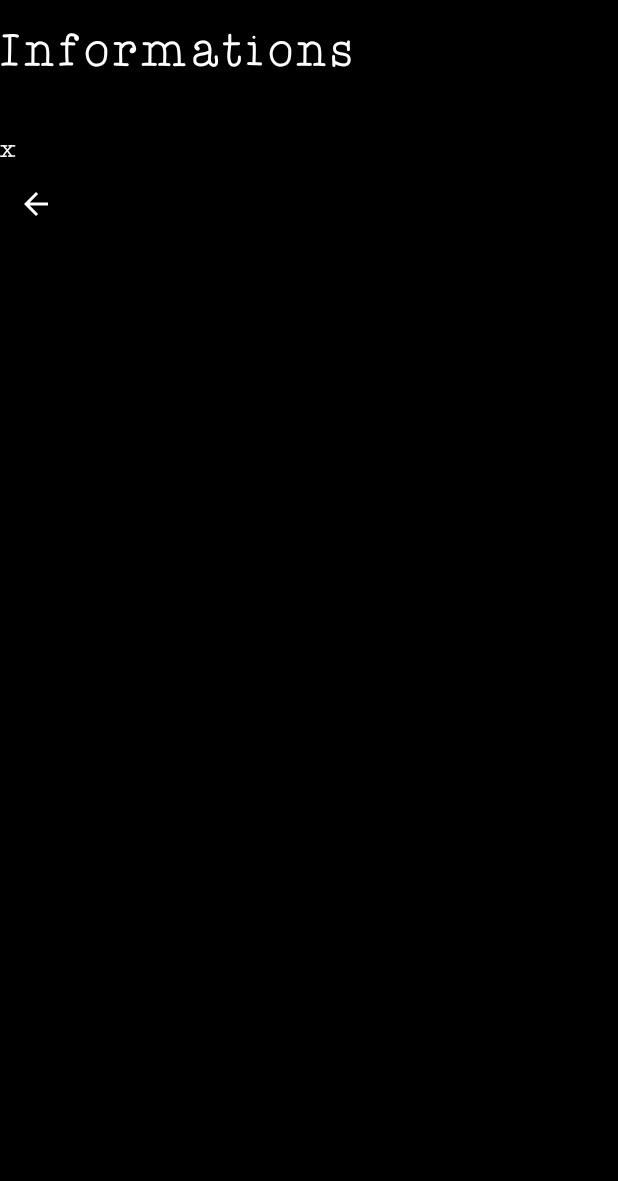
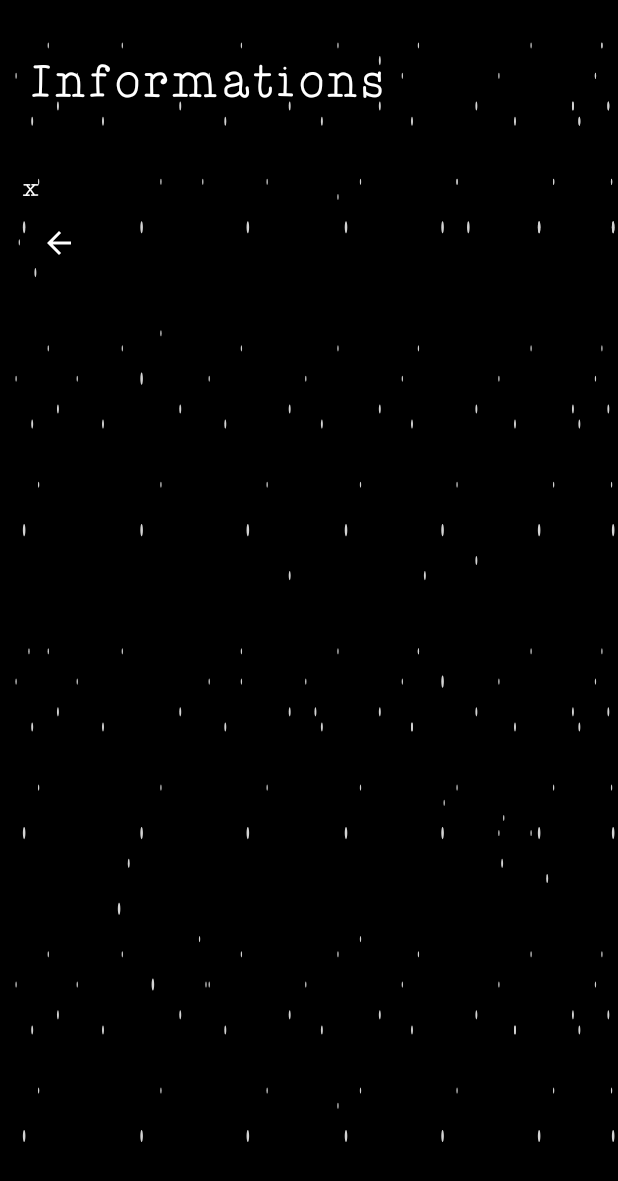
Before and after one commit to Haxe33/aurelia, an Android app built with Jetpack Compose: the screen it shows after launch (MainActivity), after a tap on "Info", on a phone screen of 412 x 824 dp. Shown: the top 1181 px of the screen. Run offline under Robolectric (Android 15) with nearby library versions, the phone set to English and light mode, and no system bars.

Commit message:
feat: finalizing changes 4

```diff
--- a/app/src/main/java/com/example/aurelia/InfoPage.kt
+++ b/app/src/main/java/com/example/aurelia/InfoPage.kt
@@ -4,6 +4,7 @@ import android.os.Bundle
 import androidx.activity.ComponentActivity
 import androidx.activity.compose.setContent
 import androidx.activity.enableEdgeToEdge
+import androidx.compose.foundation.Image
 import androidx.compose.foundation.background
 import androidx.compose.foundation.layout.Arrangement
 import androidx.compose.foundation.layout.Box
@@ -13,6 +14,9 @@ import androidx.compose.foundation.layout.Spacer
 import androidx.compose.foundation.layout.fillMaxSize
 import androidx.compose.foundation.layout.fillMaxWidth
 import androidx.compose.foundation.layout.height
+import androidx.compose.foundation.layout.padding
+import androidx.compose.foundation.rememberScrollState
+import androidx.compose.foundation.verticalScroll
 import androidx.compose.runtime.Composable
 import androidx.compose.ui.Modifier
 import androidx.compose.ui.graphics.Color
@@ -27,6 +31,8 @@ import androidx.compose.material.IconButton
 import androidx.compose.material.icons.Icons
 import androidx.compose.material.icons.automirrored.filled.ArrowBack
 import androidx.compose.ui.Alignment
+import androidx.compose.ui.layout.ContentScale
+import androidx.compose.ui.res.painterResource
 import androidx.navigation.compose.rememberNavController
 
 class InfoActivity : ComponentActivity() {
@@ -44,18 +50,27 @@ class InfoActivity : ComponentActivity() {
 
 @Composable
 fun InfoPage(navController: NavController) {
+    val scrollState = rememberScrollState()
     val context = LocalContext.current
     val infoText =
         context.resources.openRawResource(R.raw.infotext).bufferedReader().use { it.readText() }
-
+    val backgroundImage = painterResource(id = R.drawable.backg)
     Box(
         modifier = Modifier
             .fillMaxSize()
             .background(Color.Black)
     ) {
-        Column {
+        Image(
+            painter = backgroundImage,
+            contentDescription = null, // Set a suitable description
+            contentScale = ContentScale.FillBounds,
+            modifier = Modifier.fillMaxSize()
+        )
+        Column(Modifier.verticalScroll(scrollState).padding(15.dp)) {
             Row(
-                modifier = Modifier.fillMaxWidth(),
+                modifier = Modifier
+                    .fillMaxWidth()
+                    .padding(5.dp),
                 horizontalArrangement = Arrangement.Start,
                 verticalAlignment = Alignment.CenterVertically
             ) {
```
Also changed, not shown: app/src/main/java/com/example/aurelia/Ascendant.kt (+2 -5 lines).
